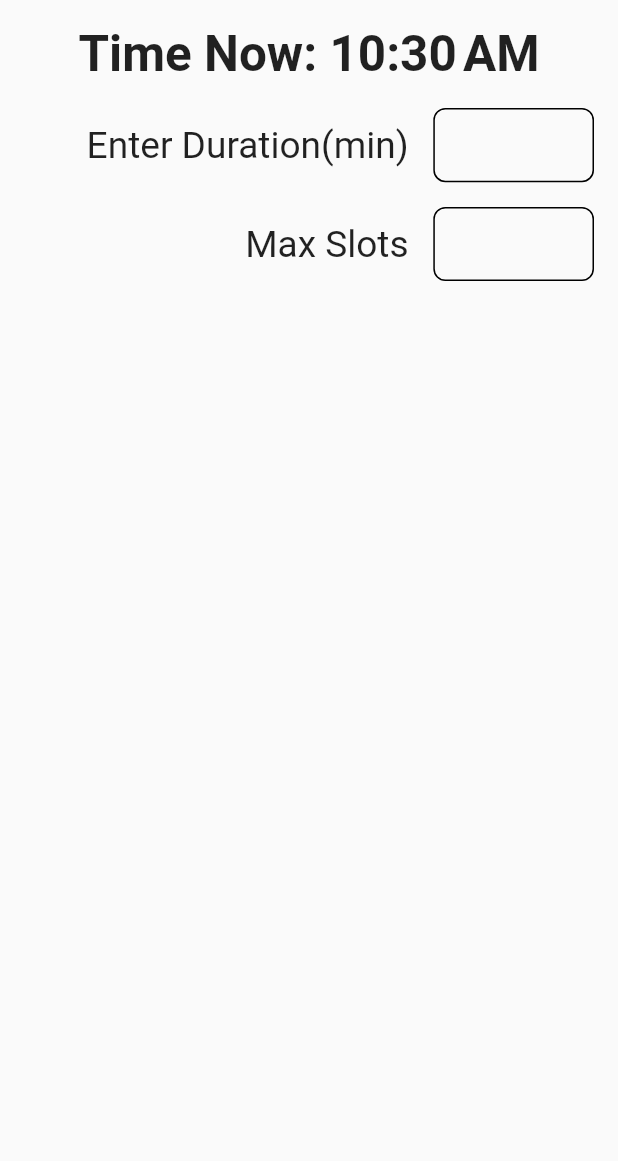
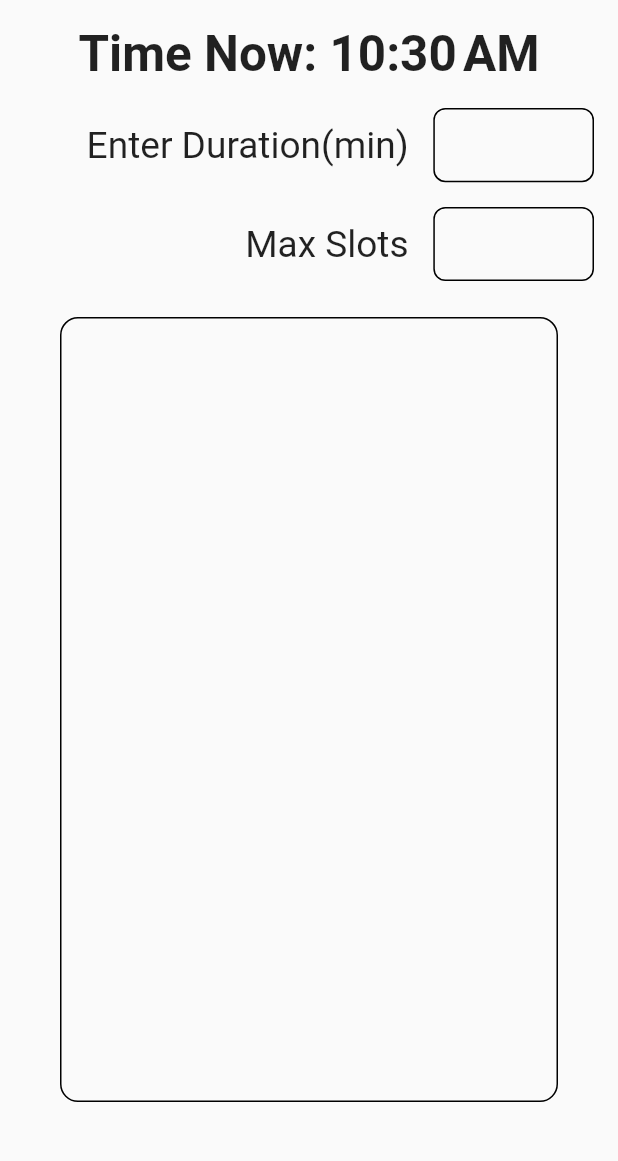
Before and after one commit to SyedMahamudulHasan/kotha, a Flutter app: the SlotScreen screen opened by its route, on a phone screen of 412 x 824 dp, the part 74-1235 px from its top. Run offline on Flutter 3.47's test engine with Material 2 defaults, Android fonts, the phone set to English and light mode, and no system bars; our stand-ins replace flutter_riverpod.

Commit message:
slot list container

```diff
--- a/lib/view/screens/slot_screen.dart
+++ b/lib/view/screens/slot_screen.dart
@@ -72,14 +72,20 @@ class _SlotScreenState extends ConsumerState<SlotScreen> {
                     height: size.width * 0.12,
                     child: TextFormField(
                       controller: _durationCtr,
+                      keyboardType: TextInputType.number,
                       decoration: InputDecoration(
                         border: InputBorder.none,
                         enabledBorder: inputBorder(),
                         focusedBorder: inputBorder(),
                       ),
-                      ))
+                      onFieldSubmitted: (value) {
+                        print(value);
+                      },
+                    ),
+                  )
                 ],
               ),
+              //===================================>>> slots input field
               SizedBox(height: size.height * 0.02),
               Row(
                 mainAxisAlignment: MainAxisAlignment.end,
@@ -97,14 +103,31 @@ class _SlotScreenState extends ConsumerState<SlotScreen> {
                     height: size.width * 0.12,
                     child: TextFormField(
                       controller: _slotCtr,
+                      keyboardType: TextInputType.number,
                       decoration: InputDecoration(
                         border: InputBorder.none,
                         enabledBorder: inputBorder(),
                         focusedBorder: inputBorder(),
                       ),
-                      ))
+                      onFieldSubmitted: (value) {
+                        print(value);
+                      },
+                    ),
+                  )
                 ],
               ),
+//=================================>> list of time slot
+              Expanded(
+                child: Container(
+                  margin: const EdgeInsets.all(24),
+                  decoration: BoxDecoration(
+                    borderRadius: BorderRadius.circular(12),
+                    border: Border.all(
+                      color: Colors.black,
+                    ),
+                  ),
+                ),
+              )
             ],
           ),
         ),
```
Lines whose indentation alone changed are shown as unchanged.
